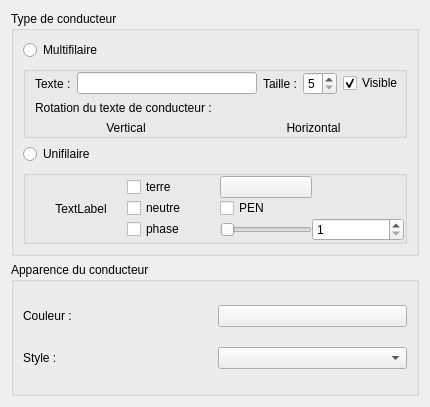
Old version of the form sources/ui/conductorpropertieswidget.ui in the repository qelectrotech/qelectrotech-source-mirror.
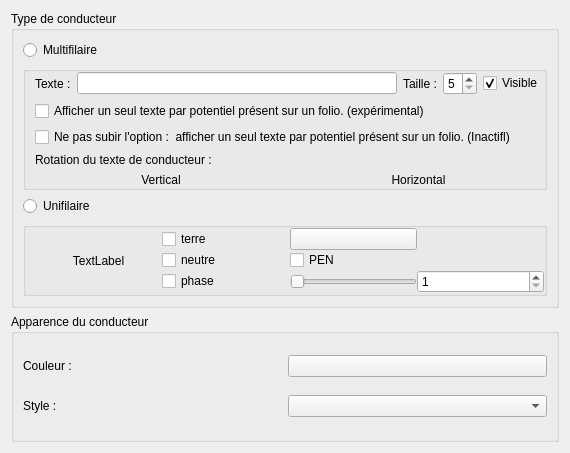
New version of the form. Icons and pictures are not drawn.

Commit message: Conductor: add option one text per potential in the same diagram (work in progress)

```diff
--- a/sources/ui/conductorpropertieswidget.ui
+++ b/sources/ui/conductorpropertieswidget.ui
@@ -6,8 +6,8 @@
    <rect>
     <x>0</x>
     <y>0</y>
-    <width>430</width>
-    <height>407</height>
+    <width>570</width>
+    <height>453</height>
    </rect>
   </property>
   <property name="windowTitle">
@@ -94,7 +94,22 @@
           </layout>
          </item>
          <item>
-          <layout class="QHBoxLayout" name="m_autonum_layout"/>
+          <layout class="QVBoxLayout" name="m_autonum_layout">
+           <item>
+            <widget class="QCheckBox" name="m_one_text_per_folio_cb">
+             <property name="text">
+              <string>Afficher un seul texte par potentiel présent sur un folio. (expérimental)</string>
+             </property>
+            </widget>
+           </item>
+           <item>
+            <widget class="QCheckBox" name="m_no_one_text_per_folio_cb">
+             <property name="text">
+              <string>Ne pas subir l'option :  afficher un seul texte par potentiel présent sur un folio. (Inactifl)</string>
+             </property>
+            </widget>
+           </item>
+          </layout>
          </item>
          <item>
           <widget class="QLabel" name="label_3">
```
The commit also changes 9 other files.
